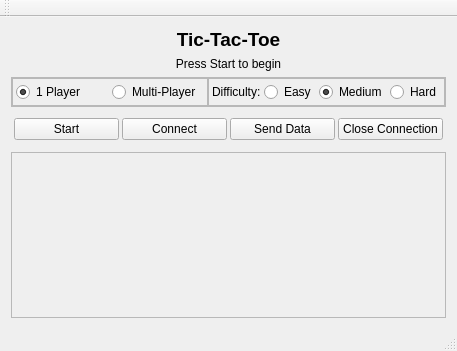
Qt form MainWindow.ui (edgul/Tic-Tac-Toe) before a commit.
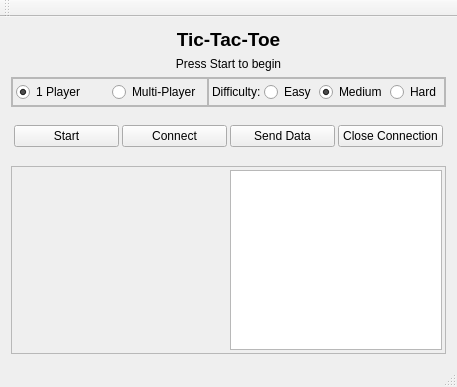
The same form after that commit. Custom widgets are drawn as their Qt base class.

```diff
--- a/MainWindow.ui
+++ b/MainWindow.ui
@@ -7,7 +7,7 @@
     <x>0</x>
     <y>0</y>
     <width>457</width>
-    <height>351</height>
+    <height>387</height>
    </rect>
   </property>
   <property name="windowTitle">
@@ -249,7 +249,7 @@
       <property name="sizePolicy">
        <sizepolicy hsizetype="Preferred" vsizetype="Preferred">
         <horstretch>0</horstretch>
-        <verstretch>5</verstretch>
+        <verstretch>4</verstretch>
        </sizepolicy>
       </property>
       <property name="frameShape">
@@ -258,27 +258,37 @@
       <property name="frameShadow">
        <enum>QFrame::Raised</enum>
       </property>
-      <layout class="QVBoxLayout" name="verticalLayout_2">
+      <layout class="QHBoxLayout" name="horizontalLayout_5">
        <property name="spacing">
-        <number>0</number>
+        <number>3</number>
        </property>
        <property name="leftMargin">
-        <number>0</number>
+        <number>3</number>
        </property>
        <property name="topMargin">
-        <number>0</number>
+        <number>3</number>
        </property>
        <property name="rightMargin">
-        <number>0</number>
+        <number>3</number>
        </property>
        <property name="bottomMargin">
-        <number>0</number>
+        <number>3</number>
        </property>
        <item>
         <widget class="BoardWidget" name="board_widget" native="true">
          <property name="sizePolicy">
           <sizepolicy hsizetype="Preferred" vsizetype="Preferred">
-           <horstretch>0</horstretch>
+           <horstretch>1</horstretch>
+           <verstretch>4</verstretch>
+          </sizepolicy>
+         </property>
+        </widget>
+       </item>
+       <item>
+        <widget class="QPlainTextEdit" name="output">
+         <property name="sizePolicy">
+          <sizepolicy hsizetype="Expanding" vsizetype="Expanding">
+           <horstretch>1</horstretch>
            <verstretch>4</verstretch>
           </sizepolicy>
          </property>
```
Left out of the diff: 2 changed lines with no effect on the pictures.
